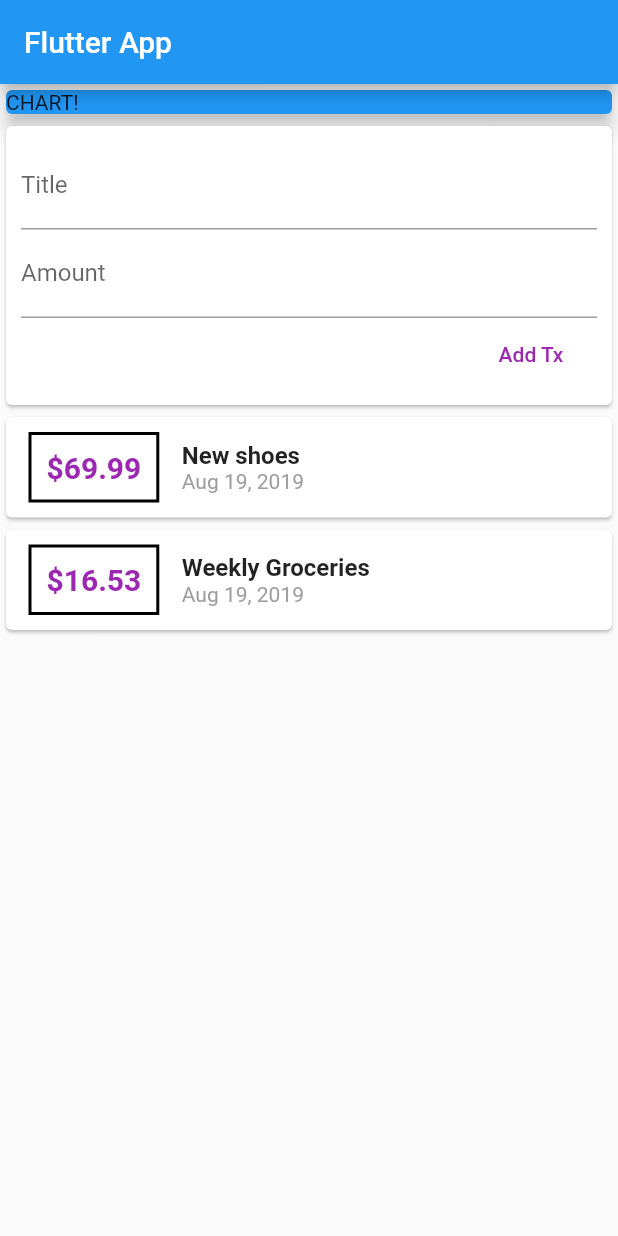
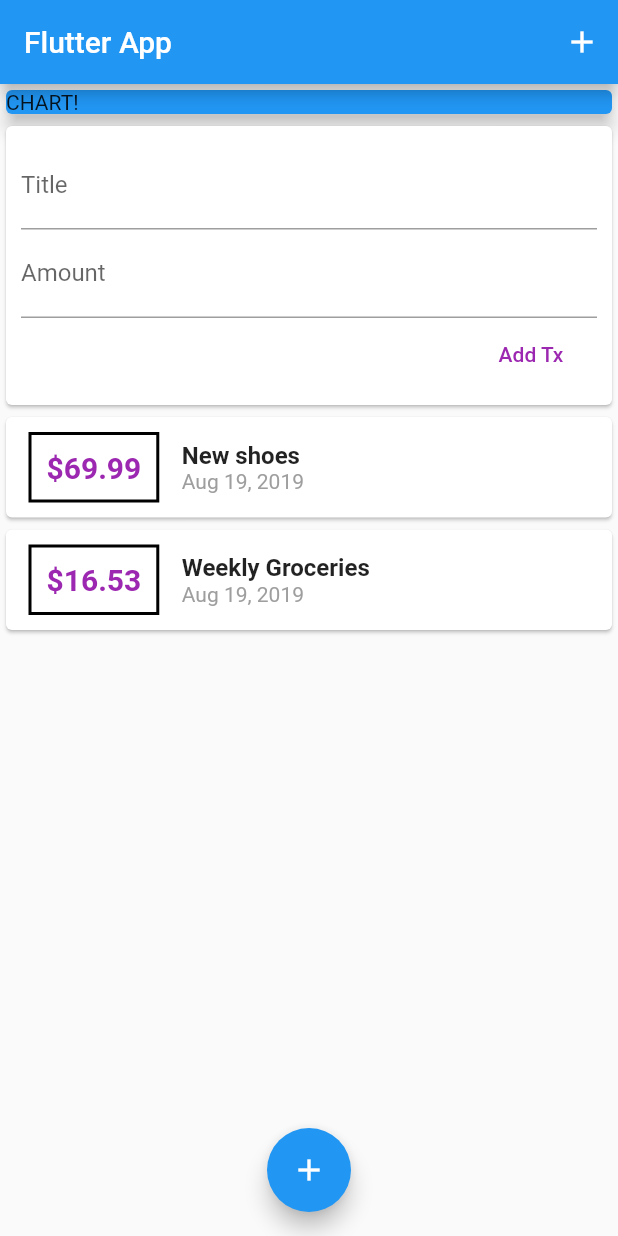
Before and after one commit to Zims/expense_app, a Flutter app: the screen it shows after launch, after a tap on "Add Tx", on a phone screen of 412 x 824 dp. Run offline on Flutter 3.47's test engine with Material 2 defaults, Android fonts, the phone set to English and light mode, and no system bars.

```diff
--- a/lib/main.dart
+++ b/lib/main.dart
@@ -1,7 +1,6 @@
 import 'package:expenses_app/widgets/transaction_list.dart';
 import './widgets/user_transactions.dart';
 import 'package:flutter/material.dart';
-
 
 void main() => runApp(MyApp());
 
@@ -16,8 +15,6 @@ class MyApp extends StatelessWidget {
 }
 
 class MyHomePage extends StatelessWidget {
-
-
   // String titleInput;
   // String amountInput;
   final titleController = TextEditingController();
@@ -27,9 +24,15 @@ class MyHomePage extends StatelessWidget {
     return Scaffold(
       appBar: AppBar(
         title: Text('Flutter App'),
+        actions: <Widget>[
+          IconButton(
+            icon: Icon(Icons.add),
+            onPressed: () {},
+          ),
+        ],
       ),
       body: SingleChildScrollView(
-              child: Column(
+        child: Column(
           mainAxisAlignment: MainAxisAlignment.start,
           crossAxisAlignment: CrossAxisAlignment.center,
           children: <Widget>[
@@ -41,9 +44,14 @@ class MyHomePage extends StatelessWidget {
                 elevation: 5,
               ),
             ),
-              UserTransactions()
+            UserTransactions()
           ],
         ),
+      ),
+      floatingActionButtonLocation: FloatingActionButtonLocation.centerFloat,
+      floatingActionButton: FloatingActionButton(
+        child: Icon(Icons.add),
+        onPressed: () {},
       ),
     );
   }
--- a/lib/widgets/new_transaction.dart
+++ b/lib/widgets/new_transaction.dart
@@ -8,6 +8,20 @@ class NewTransaction extends StatelessWidget {
   final amountController = TextEditingController();
 
   NewTransaction(this.addTx);
+
+  void submitData(){
+    final enteredTitle = titleController.text;
+    final enteredAmount = double.parse(amountController.text);
+
+    if (enteredTitle.isEmpty || enteredAmount <= 0) {
+      return;
+    }
+
+                    addTx(
+                  enteredTitle,
+                  enteredAmount,
+                );
+  }
   @override
   Widget build(BuildContext context) {
     return Card(
@@ -16,25 +30,27 @@ class NewTransaction extends StatelessWidget {
         child: Column(
           crossAxisAlignment: CrossAxisAlignment.end,
           children: <Widget>[
-                  TextField(decoration: InputDecoration(labelText: 'Title'),
+            TextField(
+              decoration: InputDecoration(labelText: 'Title'),
               controller: titleController,
               // onChanged: (value) {
               //   titleInput = value;
               // },
             ),
-                  TextField(decoration: InputDecoration(labelText: 'Amount'),
+            TextField(
+              decoration: InputDecoration(
+                labelText: 'Amount',
+              ),
               controller: amountController,
+              keyboardType: TextInputType.numberWithOptions(decimal: true),
+              onSubmitted: (_) => submitData(),
               // onChanged: (value) => amountInput = value,
             ),
             FlatButton(
               child: Text('Add Tx'),
               textColor: Colors.purple,
-                    onPressed: () {
-                      addTx(
-                      titleController.text,
-                      double.parse(amountController.text),);
-                    },
-                  )
+              onPressed: submitData,
+                ),
           ],
         ),
       ),
--- a/lib/widgets/transaction_list.dart
+++ b/lib/widgets/transaction_list.dart
@@ -1,7 +1,6 @@
 import 'package:expenses_app/models/transaction.dart';
 import 'package:flutter/material.dart';
 import 'package:intl/intl.dart';
-
 
 class TransactionList extends StatelessWidget {
   final List<Transaction> transactions;
@@ -11,8 +10,8 @@ class TransactionList extends StatelessWidget {
   Widget build(BuildContext context) {
     return Container(
       height: 300,
-      child: ListView(
-              children: transactions.map((tx) {
+      child: ListView.builder(
+        itemBuilder: (ctx, index) {
           return Card(
             child: Row(
               children: <Widget>[
@@ -29,7 +28,7 @@ class TransactionList extends StatelessWidget {
                   ),
                   padding: EdgeInsets.all(10),
                   child: Text(
-                          '\$${tx.amount}',
+                    '\$${transactions[index].amount.toStringAsFixed(2)}',
                     style: TextStyle(
                       fontWeight: FontWeight.bold,
                       fontSize: 20,
@@ -41,14 +40,14 @@ class TransactionList extends StatelessWidget {
                   crossAxisAlignment: CrossAxisAlignment.start,
                   children: <Widget>[
                     Text(
-                            tx.title,
+                      transactions[index].title,
                       style: TextStyle(
                         fontWeight: FontWeight.bold,
                         fontSize: 16,
                       ),
                     ),
                     Text(
-                            DateFormat.yMMMd().format(tx.date),
+                      DateFormat.yMMMd().format(transactions[index].date),
                       style: TextStyle(
                         color: Colors.grey,
                       ),
@@ -58,7 +57,8 @@ class TransactionList extends StatelessWidget {
               ],
             ),
           );
-              }).toList(),
+        },
+        itemCount: transactions.length,
       ),
     );
   }
```
Lines whose indentation alone changed are shown as unchanged.
